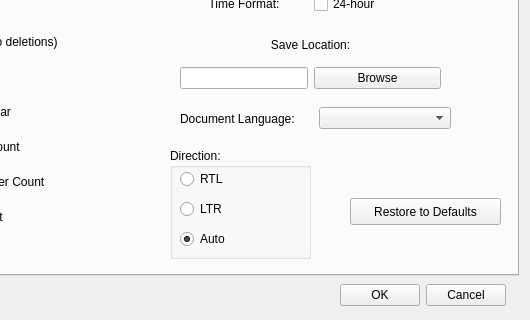
Above: src/ui/optionsdialog.ui from dbuksbaum/TextRoom before the change; both pictures show x 157 to 687 and y 185 to 505 of the 687 by 505 pixel window. Below: the same form after it.
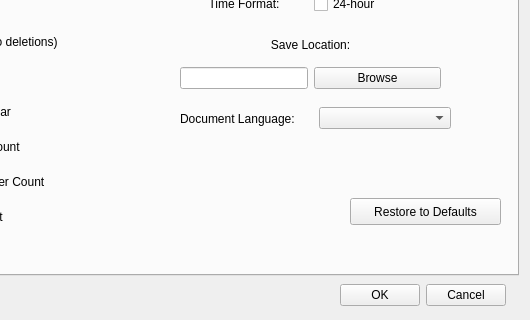
That is the form after the change.

```diff
--- a/src/ui/optionsdialog.ui
+++ b/src/ui/optionsdialog.ui
@@ -531,61 +531,6 @@
         </item>
        </layout>
       </widget>
-      <widget class="QGroupBox" name="groupBox">
-       <property name="geometry">
-        <rect>
-         <x>290</x>
-         <y>320</y>
-         <width>141</width>
-         <height>111</height>
-        </rect>
-       </property>
-       <property name="title">
-        <string>Direction:</string>
-       </property>
-       <widget class="QRadioButton" name="rtlRadioButton">
-        <property name="geometry">
-         <rect>
-          <x>10</x>
-          <y>20</y>
-          <width>115</width>
-          <height>22</height>
-         </rect>
-        </property>
-        <property name="text">
-         <string>RTL</string>
-        </property>
-       </widget>
-       <widget class="QRadioButton" name="ltrRadioButton">
-        <property name="geometry">
-         <rect>
-          <x>10</x>
-          <y>50</y>
-          <width>115</width>
-          <height>22</height>
-         </rect>
-        </property>
-        <property name="text">
-         <string>LTR</string>
-        </property>
-       </widget>
-       <widget class="QRadioButton" name="autoRadioButton">
-        <property name="geometry">
-         <rect>
-          <x>10</x>
-          <y>80</y>
-          <width>115</width>
-          <height>22</height>
-         </rect>
-        </property>
-        <property name="text">
-         <string>Auto</string>
-        </property>
-        <property name="checked">
-         <bool>true</bool>
-        </property>
-       </widget>
-      </widget>
      </widget>
      <widget class="QWidget" name="tab">
       <attribute name="title">
```
